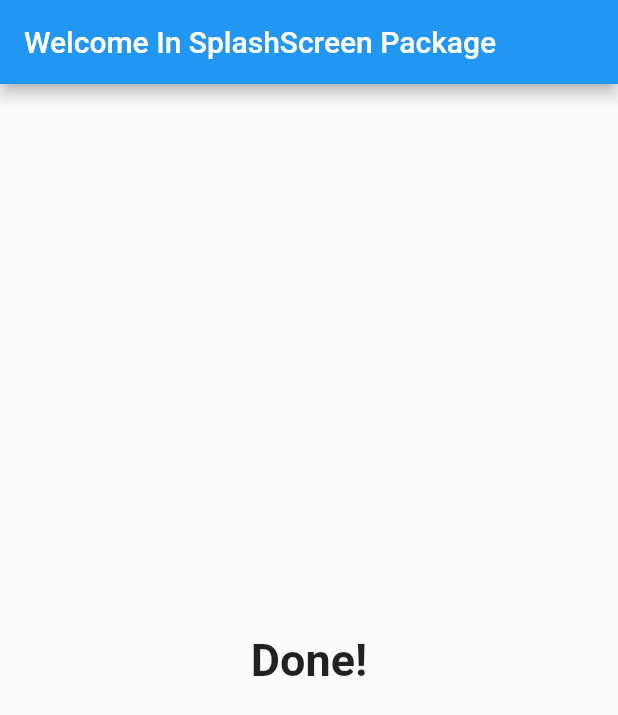
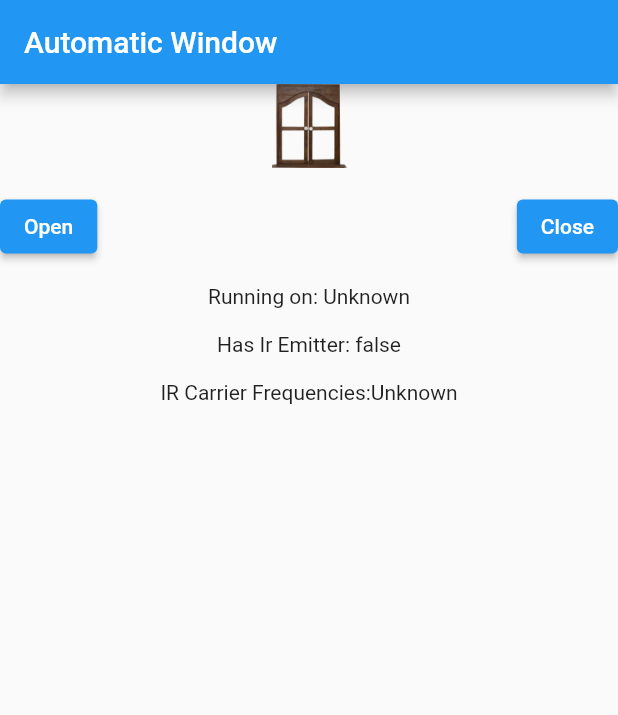
Before and after one commit to AnthonyAniobi/Android_Infrared_Remote, a Flutter app: the screen it shows after launch, on a phone screen of 412 x 824 dp. Shown: the top 715 px of the screen. Run offline on Flutter 3.47's test engine with Material 2 defaults, Android fonts, the phone set to English and light mode, and no system bars; our stand-ins replace splashscreen; missing offline and left inert: ir_sensor_plugin.

Commit message:
setting button control for open and close

```diff
--- a/android_app/automatic_window/lib/connect.dart
+++ b/android_app/automatic_window/lib/connect.dart
@@ -4,46 +4,15 @@ import 'dart:async';
 import 'package:flutter/services.dart';
 import 'package:ir_sensor_plugin/ir_sensor_plugin.dart';
 
-void main() {
-  runApp(MyApp());
+class SendSignal extends StatefulWidget {
+  @override
+  _SendSignalState createState() => _SendSignalState();
 }
 
-class MyApp extends StatefulWidget {
-  @override
-  _MyAppState createState() => _MyAppState();
-}
-
-class _MyAppState extends State<MyApp> {
+class _SendSignalState extends State<SendSignal> {
   String _platformVersion = 'Unknown';
   bool _hasIrEmitter = false;
   String _getCarrierFrequencies = 'Unknown';
-
-  var power = [
-    169,
-    168,
-    21,
-    63,
-    21,
-    63,
-    21,
-    63,
-    21,
-    63,
-    21,
-    63,
-    21,
-    63,
-    21,
-    63,
-    21,
-    1794,
-    169,
-    168,
-    21,
-    21,
-    21,
-    3694
-  ];
 
   @override
   void initState() {
@@ -82,37 +51,24 @@ class _MyAppState extends State<MyApp> {
 
   @override
   Widget build(BuildContext context) {
-    return MaterialApp(
-      home: Scaffold(
+    return Scaffold(
       appBar: AppBar(
-          title: const Text('Plugin example app'),
+        title: const Text('Automatic Window'),
       ),
-        body: Center(
+      body: SingleChildScrollView(
         child: Column(
+          mainAxisAlignment: MainAxisAlignment.center,
           children: [
-              Container(
+            Image.asset("assets/images/close.png",
+                width: 50, fit: BoxFit.fitHeight),
+            SizedBox(
               height: 15.0,
             ),
+            FormSpecificCode(),
             Text('Running on: $_platformVersion\n'),
             Text('Has Ir Emitter: $_hasIrEmitter\n'),
             Text('IR Carrier Frequencies:$_getCarrierFrequencies'),
-              Container(
-                height: 15.0,
-              ),
-              RaisedButton(
-                onPressed: () async {
-                  final String result =
-                      await IrSensorPlugin.transmitListInt(list: power);
-                  debugPrint('Emitting  List Int Signal: $result');
-                },
-                child: Text('Transmitt List Int'),
-              ),
-              Container(
-                height: 15.0,
-              ),
-              FormSpecificCode(),
           ],
-          ),
         ),
       ),
     );
@@ -120,53 +76,33 @@ class _MyAppState extends State<MyApp> {
 }
 
 class FormSpecificCode extends StatelessWidget {
-  final _formKey = GlobalKey<FormState>();
-  final _textController = TextEditingController();
-  static const power =
-      "0000 006d 0022 0003 00a9 00a8 0015 003f 0015 003f 0015 003f 0015 0015 0015 0015 0015 0015 0015 0015 0015 0015 0015 003f 0015 003f 0015 003f 0015 0015 0015 0015 0015 0015 0015 0015 0015 0015 0015 0015 0015 003f 0015 0015 0015 0015 0015 0015 0015 0015 0015 0015 0015 0015 0015 0040 0015 0015 0015 003f 0015 003f 0015 003f 0015 003f 0015 003f 0015 003f 0015 0702 00a9 00a8 0015 0015 0015 0e6e";
-
   @override
   Widget build(BuildContext context) {
     return Column(children: [
-      Form(
-          key: _formKey,
-          child: Column(children: <Widget>[
-            Padding(
-              padding: const EdgeInsets.all(8.0),
-              child: TextFormField(
-                decoration: InputDecoration(
-                  hintText: 'Write specific String code to transmit',
-                  suffixIcon: IconButton(
-                    onPressed: () => _textController.clear(),
-                    icon: Icon(Icons.clear),
+      Row(
+        children: [
+          ElevatedButton(
+              child: Text("Open"),
+              onPressed: () async {
+                final String result =
+                    await IrSensorPlugin.transmitString(pattern: "1111");
+                Scaffold.of(context)
+                    .showSnackBar(SnackBar(content: Text('Opened')));
+              }),
+          Spacer(),
+          ElevatedButton(
+              child: Text("Close"),
+              onPressed: () async {
+                final String result =
+                    await IrSensorPlugin.transmitString(pattern: "0000");
+                Scaffold.of(context)
+                    .showSnackBar(SnackBar(content: Text('Closed')));
+              }),
+        ],
       ),
-                ),
-                controller: _textController,
-                validator: (value) {
-                  if (value.isEmpty) {
-                    return 'Write the code to transmit';
-                  }
-                  return null;
-                },
-              ),
-            )
-          ])),
       Container(
         height: 15.0,
       ),
-      RaisedButton(
-        onPressed: () async {
-          if (_formKey.currentState.validate()) {
-            final String result = await IrSensorPlugin.transmitString(
-                pattern: _textController.text);
-            if (result.contains('Emitting') && result != null) {
-              Scaffold.of(context).showSnackBar(SnackBar(
-                  content: Text('Broadcasting... ${_textController.text}')));
-            }
-          }
-        },
-        child: Text('Transmit Specific Code HEX'),
-      )
     ]);
   }
 }
--- a/android_app/automatic_window/lib/main.dart
+++ b/android_app/automatic_window/lib/main.dart
@@ -1,3 +1,4 @@
+import 'package:automatic_window/connect.dart';
 import 'package:flutter/material.dart';
 import 'package:splashscreen/splashscreen.dart';
 
@@ -11,6 +12,7 @@ class MyApp extends StatelessWidget {
   Widget build(BuildContext context) {
     return MaterialApp(
       title: 'Flutter Demo',
+      debugShowCheckedModeBanner: false,
       theme: ThemeData(
         primarySwatch: Colors.blue,
       ),
@@ -28,39 +30,16 @@ class _SplashState extends State<Splash> {
   @override
   Widget build(BuildContext context) {
     return new SplashScreen(
-      seconds: 14,
-      navigateAfterSeconds: new AfterSplash(),
-      title: new Text('Automatic window',
-      style: new TextStyle(
-        fontWeight: FontWeight.bold,
-        fontSize: 20.0
-      ),),
-      image: new Image.asset("assets/images/splash.png"),
-      backgroundColor: Colors.white,
-      styleTextUnderTheLoader: new TextStyle(),
-      photoSize: 100.0,
-      onClick: ()=>print("Flutter Egypt"),
-      loaderColor: Colors.red
-    );
+        seconds: 14,
+        navigateAfterSeconds: SendSignal(),
+        title: new Text(
+          'Automatic window',
+          style: new TextStyle(fontWeight: FontWeight.bold, fontSize: 20.0),
+        ),
+        image: new Image.asset("assets/images/splash.png"),
+        backgroundColor: Colors.white,
+        styleTextUnderTheLoader: new TextStyle(),
+        photoSize: 100.0,
+        loaderColor: Colors.blue);
   }
 }
-
-class AfterSplash extends StatelessWidget {
-  @override
-  Widget build(BuildContext context) {
-    return new Scaffold(
-      appBar: new AppBar(
-      title: new Text("Welcome In SplashScreen Package"),
-      automaticallyImplyLeading: false
-      ),
-      body: new Center(
-        child: new Text("Done!",
-        style: new TextStyle(
-          fontWeight: FontWeight.bold,
-          fontSize: 30.0
-        ),),
-
-      ),
-    );
-  }
-}
```
Also changed, not shown: 1 other file. Lines whose indentation alone changed are shown as unchanged.
